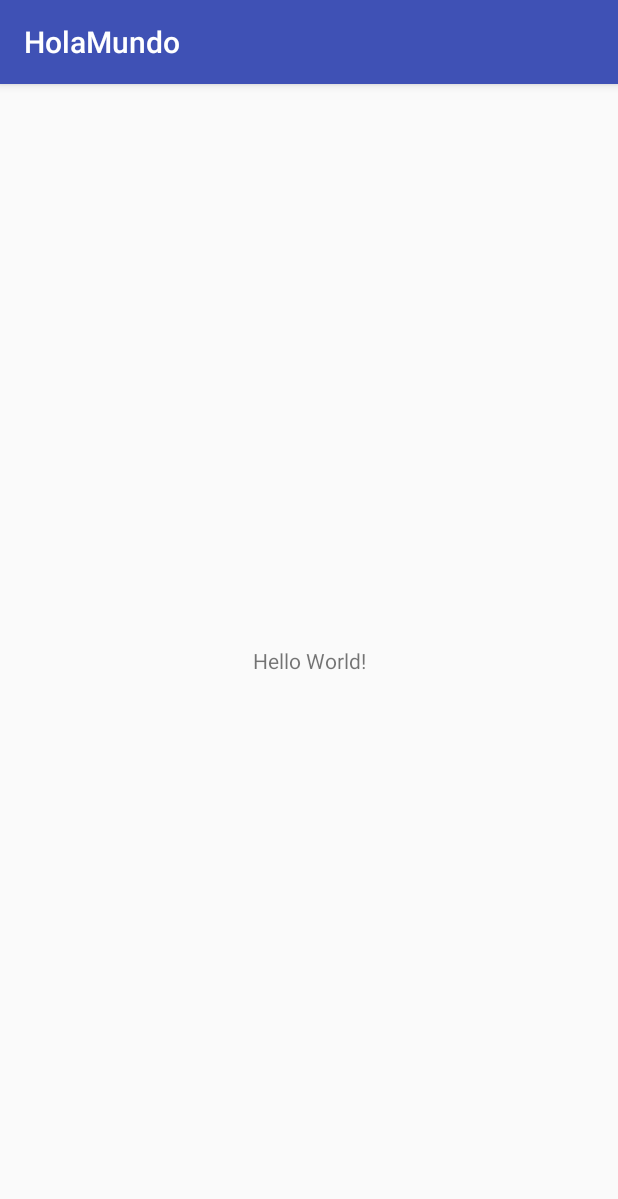
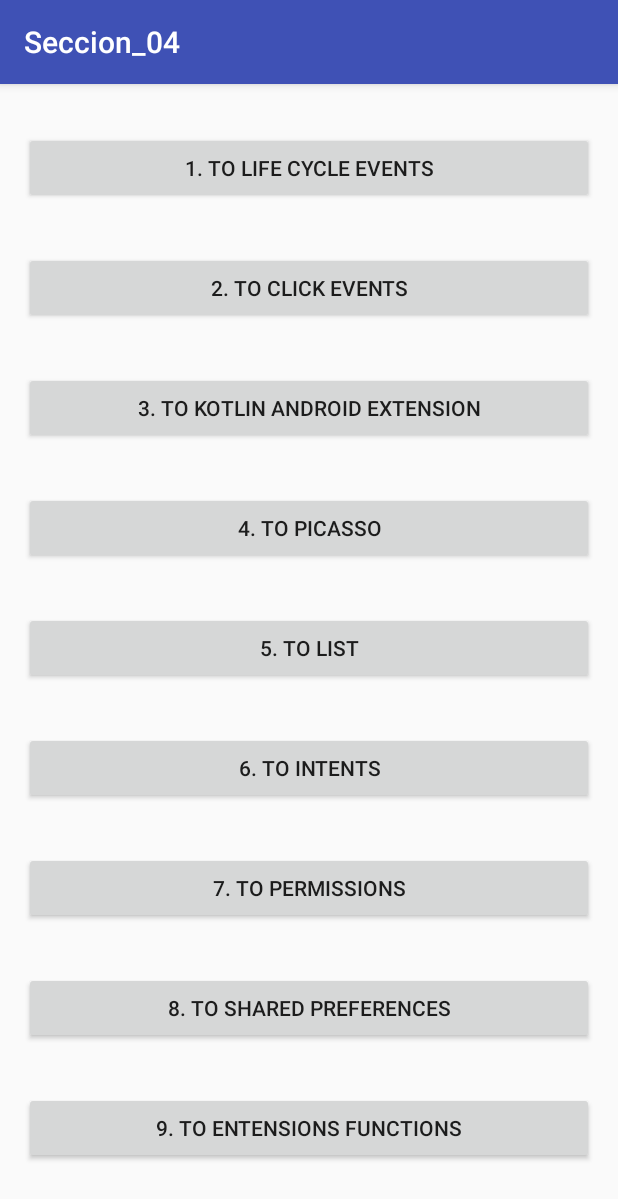
Before and after one commit to BetoPita/Curso-kotlin, an Android app: the screen it shows after launch (MainActivity), on a phone screen of 412 x 824 dp. Shown: the top 1199 px of the screen. Run offline under Robolectric (Android 15) with nearby library versions, the phone set to English and light mode, and no system bars.

Commit message:
clase 35

```diff
--- a/app/build.gradle
+++ b/app/build.gradle
@@ -5,11 +5,11 @@ apply plugin: 'kotlin-android'
 apply plugin: 'kotlin-android-extensions'
 
 android {
-    compileSdkVersion 26
+    compileSdkVersion 27
     defaultConfig {
         applicationId "com.albertopita.holamundo"
         minSdkVersion 19
-        targetSdkVersion 26
+        targetSdkVersion 27
         versionCode 1
         versionName "1.0"
         testInstrumentationRunner "android.support.test.runner.AndroidJUnitRunner"
@@ -24,10 +24,12 @@ android {
 
 dependencies {
     implementation fileTree(dir: 'libs', include: ['*.jar'])
-    implementation"org.jetbrains.kotlin:kotlin-stdlib-jre7:$kotlin_version"
-    implementation 'com.android.support:appcompat-v7:26.1.0'
+    implementation "org.jetbrains.kotlin:kotlin-stdlib-jre7:$kotlin_version"
+    implementation 'com.android.support:appcompat-v7:27.0.0'
     implementation 'com.android.support.constraint:constraint-layout:1.0.2'
     testImplementation 'junit:junit:4.12'
     androidTestImplementation 'com.android.support.test:runner:1.0.1'
     androidTestImplementation 'com.android.support.test.espresso:espresso-core:3.0.1'
+
+    implementation 'com.android.support:design:27.0.0'
 }
--- a/app/src/main/AndroidManifest.xml
+++ b/app/src/main/AndroidManifest.xml
@@ -16,6 +16,7 @@
                 <category android:name="android.intent.category.LAUNCHER" />
             </intent-filter>
         </activity>
+        <activity android:name=".activities.LifeCycleActivity"></activity>
     </application>
 
 </manifest>
--- a/app/src/main/java/com/albertopita/holamundo/MainActivity.kt
+++ b/app/src/main/java/com/albertopita/holamundo/MainActivity.kt
@@ -2,6 +2,10 @@ package com.albertopita.holamundo
 
 import android.support.v7.app.AppCompatActivity
 import android.os.Bundle
+import android.support.constraint.ConstraintLayout
+import android.support.design.widget.Snackbar
+import android.view.View
+import android.widget.Toast
 import com.albertopita.holamundo.others.ControlFlow
 import com.albertopita.holamundo.others.Nullable
 import com.albertopita.holamundo.others.Operators
@@ -12,9 +16,18 @@ class MainActivity : AppCompatActivity() {
     override fun onCreate(savedInstanceState: Bundle?) {
         super.onCreate(savedInstanceState)
         setContentView(R.layout.activity_main)
-        Variables().showCases()
-        Nullable()
-        Operators().showCases()
-        ControlFlow().showCases()
+
+    }
+
+    fun showToast(){
+        Toast.makeText(this,"Hello from Toast",Toast.LENGTH_LONG).show()
+    }
+
+    fun showSnackBar(){
+        val layout = findViewById<ConstraintLayout>(R.id.constraint)
+        //Snackbar.make(layout,"Hellow from Snackbar",Snackbar.LENGTH_LONG).show()
+        Snackbar.make(layout,"Hellow from Snackbar",Snackbar.LENGTH_LONG).setAction("UNDO"){
+            Snackbar.make(layout,"Email haz been restored",Snackbar.LENGTH_LONG).show()
+        }.show()
     }
 }
--- /dev/null
+++ b/app/src/main/java/com/albertopita/holamundo/activities/LifeCycleActivity.kt
@@ -0,0 +1,12 @@
+package com.albertopita.holamundo.activities
+
+import android.support.v7.app.AppCompatActivity
+import android.os.Bundle
+
+class LifeCycleActivity : AppCompatActivity() {
+
+    override fun onCreate(savedInstanceState: Bundle?) {
+        super.onCreate(savedInstanceState)
+        setContentView(R.layout.activity_life_cycle)
+    }
+}
--- a/app/src/main/java/com/albertopita/holamundo/others/Interfaces.kt
+++ b/app/src/main/java/com/albertopita/holamundo/others/Interfaces.kt
@@ -25,8 +25,8 @@ open class Interfaces {
         aoii.propertyAbstract
     }
     fun showCases(){
-        showCase1();
-        showCase2();
+        showCase1()
+        showCase2()
     }
 }
 interface Interface1{
--- a/app/src/main/java/com/albertopita/holamundo/others/Nullable.kt
+++ b/app/src/main/java/com/albertopita/holamundo/others/Nullable.kt
@@ -9,7 +9,7 @@ class Nullable {
 
     private fun  showCase1(){
         //1) Una llamada explícita al error NullPointerException
-        throw NullPointerException();
+        throw NullPointerException()
     }
     private fun  showCase2(var1:String?){
         //Uso del operador !!
--- /dev/null
+++ b/app/src/main/res/layout/activity_life_cycle.xml
@@ -0,0 +1,9 @@
+<?xml version="1.0" encoding="utf-8"?>
+<android.support.constraint.ConstraintLayout xmlns:android="http://schemas.android.com/apk/res/android"
+    xmlns:app="http://schemas.android.com/apk/res-auto"
+    xmlns:tools="http://schemas.android.com/tools"
+    android:layout_width="match_parent"
+    android:layout_height="match_parent"
+    tools:context="com.albertopita.holamundo.activities.LifeCycleActivity">
+
+</android.support.constraint.ConstraintLayout>
--- a/app/src/main/res/layout/activity_main.xml
+++ b/app/src/main/res/layout/activity_main.xml
@@ -1,18 +1,130 @@
 <?xml version="1.0" encoding="utf-8"?>
-<android.support.constraint.ConstraintLayout xmlns:android="http://schemas.android.com/apk/res/android"
+<ScrollView
+    xmlns:android="http://schemas.android.com/apk/res/android"
     xmlns:app="http://schemas.android.com/apk/res-auto"
     xmlns:tools="http://schemas.android.com/tools"
     android:layout_width="match_parent"
     android:layout_height="match_parent"
     tools:context="com.albertopita.holamundo.MainActivity">
 
-    <TextView
-        android:layout_width="wrap_content"
+<android.support.constraint.ConstraintLayout
+
+    android:id="@+id/constraint"
+
+    android:layout_width="match_parent"
+    android:layout_height="wrap_content">
+
+    <Button
+        android:id="@+id/button_to_cycle"
+        android:layout_width="0dp"
         android:layout_height="wrap_content"
-        android:text="Hello World!"
-        app:layout_constraintBottom_toBottomOf="parent"
-        app:layout_constraintLeft_toLeftOf="parent"
-        app:layout_constraintRight_toRightOf="parent"
+        android:layout_marginEnd="16dp"
+        android:layout_marginStart="16dp"
+        android:layout_marginTop="32dp"
+        android:text="@string/button_to_cycle"
+        app:layout_constraintEnd_toEndOf="parent"
+        app:layout_constraintStart_toStartOf="parent"
         app:layout_constraintTop_toTopOf="parent" />
 
+    <Button
+        android:id="@+id/button_to_click"
+        android:layout_width="0dp"
+        android:layout_height="wrap_content"
+        android:layout_marginEnd="16dp"
+        android:layout_marginStart="16dp"
+        android:layout_marginTop="32dp"
+        android:text="@string/button_to_click"
+        app:layout_constraintEnd_toEndOf="parent"
+        app:layout_constraintStart_toStartOf="parent"
+        app:layout_constraintTop_toBottomOf="@+id/button_to_cycle" />
+
+    <Button
+        android:id="@+id/button_to_android_extensions"
+        android:layout_width="0dp"
+        android:layout_height="wrap_content"
+        android:layout_marginEnd="16dp"
+        android:layout_marginStart="16dp"
+        android:layout_marginTop="32dp"
+        android:text="@string/button_to_android_extensions"
+        app:layout_constraintEnd_toEndOf="parent"
+        app:layout_constraintStart_toStartOf="parent"
+        app:layout_constraintTop_toBottomOf="@+id/button_to_click" />
+
+    <Button
+        android:id="@+id/button_to_picasso"
+        android:layout_width="0dp"
+        android:layout_height="wrap_content"
+        android:layout_marginEnd="16dp"
+        android:layout_marginStart="16dp"
+        android:layout_marginTop="32dp"
+        android:text="@string/button_to_picasso"
+        app:layout_constraintEnd_toEndOf="parent"
+        app:layout_constraintStart_toStartOf="parent"
+        app:layout_constraintTop_toBottomOf="@+id/button_to_android_extensions" />
+
+    <Button
+        android:id="@+id/button_to_list"
+        android:layout_width="0dp"
+        android:layout_height="wrap_content"
+        android:layout_marginEnd="16dp"
+        android:layout_marginStart="16dp"
+        android:layout_marginTop="32dp"
+        android:text="@string/button_to_list"
+        app:layout_constraintEnd_toEndOf="parent"
+        app:layout_constraintStart_toStartOf="parent"
+        app:layout_constraintTop_toBottomOf="@+id/button_to_picasso" />
+
+    <Button
+        android:id="@+id/button_to_intents"
+        android:layout_width="0dp"
+        android:layout_height="wrap_content"
+        android:layout_marginEnd="16dp"
+        android:layout_marginStart="16dp"
+        android:layout_marginTop="32dp"
+        android:text="@string/button_to_intents"
+        app:layout_constraintEnd_toEndOf="parent"
+        app:layout_constraintStart_toStartOf="parent"
+        app:layout_constraintTop_toBottomOf="@+id/button_to_list" />
+
+    <Button
+        android:id="@+id/button_to_permissions"
+        android:layout_width="0dp"
+        android:layout_height="wrap_content"
+        android:layout_marginEnd="16dp"
+        android:layout_marginStart="16dp"
+        android:layout_marginTop="32dp"
+        android:text="@string/button_to_permissions"
+        app:layout_constraintEnd_toEndOf="parent"
+        app:layout_constraintStart_toStartOf="parent"
+        app:layout_constraintTop_toBottomOf="@+id/button_to_intents" />
+
+    <Button
+        android:id="@+id/button_to_shared_preferences"
+        android:layout_width="0dp"
+        android:layout_height="wrap_content"
+        android:layout_marginEnd="16dp"
+        android:layout_marginStart="16dp"
+        android:layout_marginTop="32dp"
+        android:text="@string/button_to_shared_preferences"
+        app:layout_constraintEnd_toEndOf="parent"
+        app:layout_constraintStart_toStartOf="parent"
+        app:layout_constraintTop_toBottomOf="@+id/button_to_permissions" />
+
+    <Button
+        android:id="@+id/button_to_extension_functions"
+        android:layout_width="0dp"
+        android:layout_height="wrap_content"
+        android:layout_marginBottom="32dp"
+        android:layout_marginEnd="16dp"
+        android:layout_marginStart="16dp"
+        android:layout_marginTop="32dp"
+        android:text="@string/button_to_extension_functions"
+        app:layout_constraintBottom_toBottomOf="parent"
+        app:layout_constraintEnd_toEndOf="parent"
+        app:layout_constraintStart_toStartOf="parent"
+        app:layout_constraintTop_toBottomOf="@+id/button_to_shared_preferences" />
+
+
 </android.support.constraint.ConstraintLayout>
+
+</ScrollView>
--- a/app/src/main/res/values/strings.xml
+++ b/app/src/main/res/values/strings.xml
@@ -1,3 +1,12 @@
 <resources>
-    <string name="app_name">HolaMundo</string>
+    <string name="app_name">Seccion_04</string>
+    <string name="button_to_cycle">1. To life Cycle Events</string>
+    <string name="button_to_click">2. To Click Events</string>
+    <string name="button_to_android_extensions">3. To Kotlin Android Extension</string>
+    <string name="button_to_picasso">4. To Picasso</string>
+    <string name="button_to_list">5. To List</string>
+    <string name="button_to_intents">6. To Intents</string>
+    <string name="button_to_permissions">7. To Permissions</string>
+    <string name="button_to_shared_preferences">8. To Shared Preferences</string>
+    <string name="button_to_extension_functions">9. To Entensions Functions</string>
 </resources>
--- a/build.gradle
+++ b/build.gradle
@@ -9,6 +9,8 @@ buildscript {
     dependencies {
         classpath 'com.android.tools.build:gradle:3.0.1'
         classpath "org.jetbrains.kotlin:kotlin-gradle-plugin:$kotlin_version"
+        classpath "org.jetbrains.kotlin:kotlin-android-extensions:$kotlin_version"
+
 
         // NOTE: Do not place your application dependencies here; they belong
         // in the individual module build.gradle files
```
Also changed, not shown: app/src/main/java/com/albertopita/holamundo/others/Operators.kt (+4 -4 lines).
